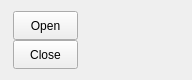
The window that widgets/ao_shutter.ui (pcdshub/ecs-pydm-ui) describes before a commit, drawn with Qt 5.
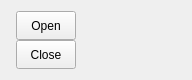
The same window after the commit. Custom widgets are drawn as their Qt base class.

The edit to the form file:
```diff
--- a/widgets/ao_shutter.ui
+++ b/widgets/ao_shutter.ui
@@ -52,7 +52,7 @@
          </property>
          <property name="maximumSize">
           <size>
-           <width>65</width>
+           <width>60</width>
            <height>50</height>
           </size>
          </property>
@@ -113,7 +113,7 @@
          </property>
          <property name="maximumSize">
           <size>
-           <width>65</width>
+           <width>60</width>
            <height>50</height>
           </size>
          </property>
```
Left out of the diff: 4 changed lines with no effect on the pictures.
